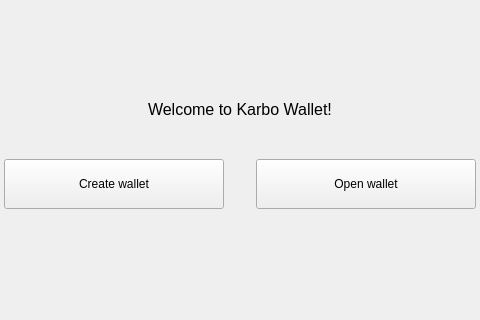
Above: src/gui/ui/nowalletframe.ui from BalkancoinProject/balkancoin_testnet-wallet before the change; both pictures show x 179 to 659 and y 0 to 320 of the 838 by 562 pixel window. Below: the same form after it.
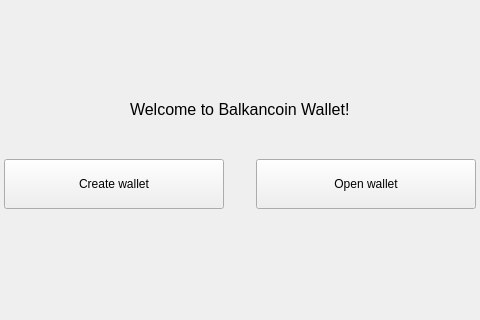
That is the form after the change.

Commit message: Balkancoin welcome message

```diff
--- a/src/gui/ui/nowalletframe.ui
+++ b/src/gui/ui/nowalletframe.ui
@@ -59,7 +59,7 @@
       </font>
      </property>
      <property name="text">
-      <string>Welcome to Karbo Wallet!</string>
+      <string>Welcome to Balkancoin Wallet!</string>
      </property>
     </widget>
    </item>
```
The commit also changes 12 other files.
